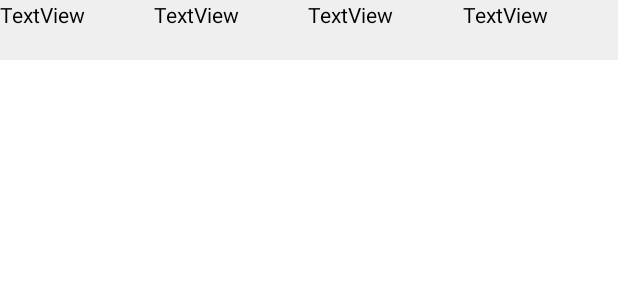
After one commit to Proyecto-Plataforma-de-Trazabilidad/LoginApp, an Android app: the layout table_row_general.xml on its own in the app's theme, with its tools: preview values and no code run, on a phone screen of 412 x 824 dp. The commit adds this screen. Shown: the top 300 px of the screen. Run offline under Robolectric (Android 15) with nearby library versions, the phone set to English and light mode, and no system bars; network calls fail.

Commit message:
Funciona consulta general y su mapa

```diff
--- /dev/null
+++ b/app/src/main/res/layout/table_row_general.xml
@@ -0,0 +1,41 @@
+<?xml version="1.0" encoding="utf-8"?>
+<TableRow xmlns:android="http://schemas.android.com/apk/res/android"
+    android:layout_width="match_parent"
+    android:layout_height="match_parent"
+    android:id="@+id/tbtCG">
+    <TextView
+        android:id="@+id/col1"
+        android:layout_width="0dp"
+        android:layout_height="40dp"
+        android:layout_weight="1"
+        android:background="@color/gris"
+        android:text="TextView"
+        android:textColor="@color/black" />
+
+    <TextView
+        android:id="@+id/col2"
+        android:layout_width="0dp"
+        android:layout_height="40dp"
+        android:layout_weight="1"
+        android:background="@color/gris"
+        android:text="TextView"
+        android:textColor="@color/black" />
+    <TextView
+        android:id="@+id/col3"
+        android:layout_width="0dp"
+        android:layout_height="40dp"
+        android:layout_weight="1"
+        android:background="@color/gris"
+        android:text="TextView"
+        android:textColor="@color/black" />
+    <TextView
+        android:id="@+id/col4"
+        android:layout_width="0dp"
+        android:layout_height="40dp"
+        android:layout_weight="1"
+        android:background="@color/gris"
+        android:text="TextView"
+        android:textColor="@color/black" />
+
+
+</TableRow>
```
Also changed, not shown: app/src/main/java/com/example/loginapp/ConsultaGeneral.java (+122 -1 lines), app/src/main/res/layout/activity_consulta_general.xml (+92 -3 lines).
